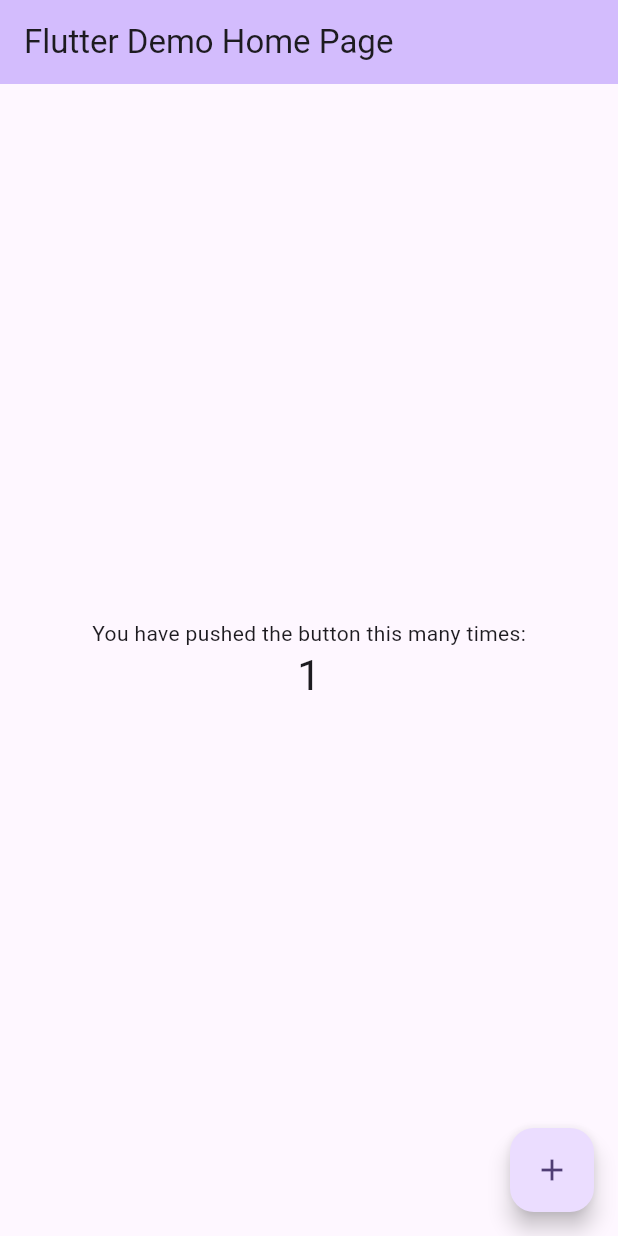
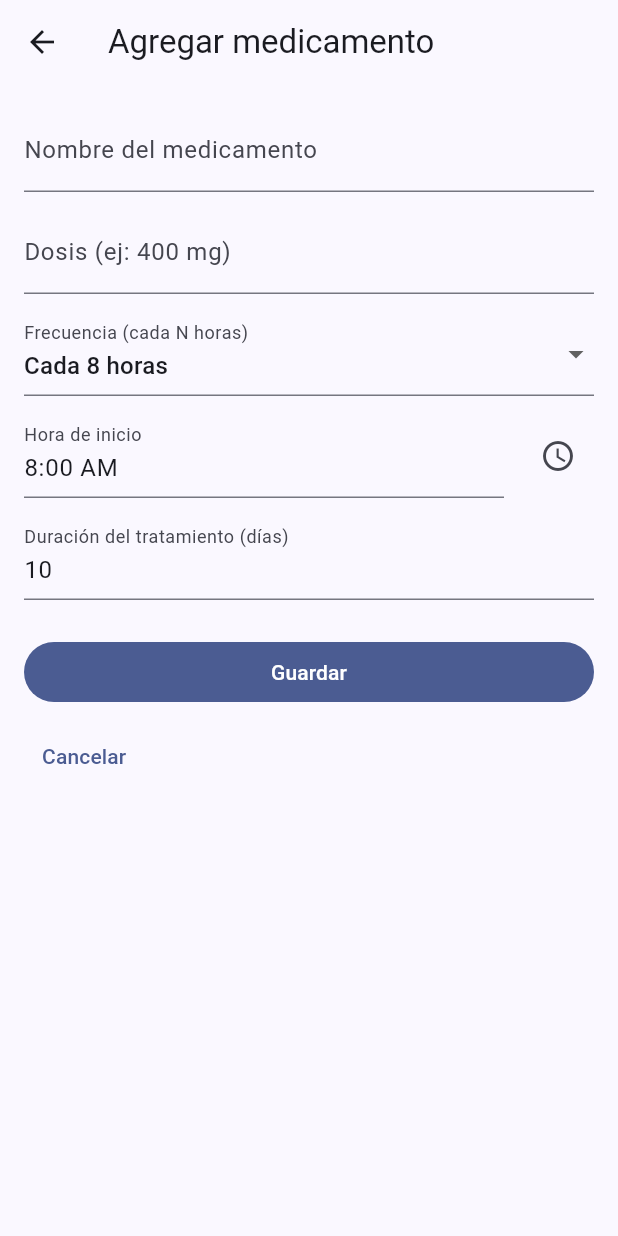
Before and after one commit to Josebaezx/miboti, a Flutter app: the screen it shows after launch, after a tap on the "add" icon, on a phone screen of 412 x 824 dp. Run offline on Flutter 3.47's test engine with Material 3 defaults, Android fonts, the light colour scheme and no system bars.

Commit message:
feat: pantalla menu, historial, config  y registro

```diff
--- a/lib/main.dart
+++ b/lib/main.dart
@@ -1,123 +1,40 @@
 import 'package:flutter/material.dart';
+import 'package:mi_boti/models/med_model.dart';
+import 'package:mi_boti/pages/add_med_page.dart';
+import 'package:mi_boti/pages/history_page.dart';
+import 'package:mi_boti/pages/home_page.dart';
+import 'package:mi_boti/pages/settings_page.dart';
 
 void main() {
-  runApp(const MyApp());
+  runApp(const MiBotiquinApp());
 }
 
-class MyApp extends StatelessWidget {
-  const MyApp({super.key});
+class MiBotiquinApp extends StatefulWidget {
+  const MiBotiquinApp({super.key});
 
-  // This widget is the root of your application.
+  @override
+  State<MiBotiquinApp> createState() => _MiBotiquinAppState();
+}
+
+class _MiBotiquinAppState extends State<MiBotiquinApp> {
+  final MedRepository repo = MedRepository(seed: true);
+
   @override
   Widget build(BuildContext context) {
     return MaterialApp(
-      title: 'Flutter Demo',
+      title: 'MiBotiquín',
       debugShowCheckedModeBanner: false,
       theme: ThemeData(
-        // This is the theme of your application.
-        //
-        // TRY THIS: Try running your application with "flutter run". You'll see
-        // the application has a purple toolbar. Then, without quitting the app,
-        // try changing the seedColor in the colorScheme below to Colors.green
-        // and then invoke "hot reload" (save your changes or press the "hot
-        // reload" button in a Flutter-supported IDE, or press "r" if you used
-        // the command line to start the app).
-        //
-        // Notice that the counter didn't reset back to zero; the application
-        // state is not lost during the reload. To reset the state, use hot
-        // restart instead.
-        //
-        // This works for code too, not just values: Most code changes can be
-        // tested with just a hot reload.
-        colorScheme: ColorScheme.fromSeed(seedColor: Colors.deepPurple),
+        colorScheme: ColorScheme.fromSeed(seedColor: const Color(0xFF2563EB)),
+        useMaterial3: true,
+        fontFamily: 'Roboto',
       ),
-      home: const MyHomePage(title: 'Flutter Demo Home Page'),
+      routes: {
+        '/': (_) => HomePage(repo: repo),
+        AddMedPage.route: (_) => AddMedPage(repo: repo),
+        HistoryPage.route: (_) => HistoryPage(repo: repo),
+        SettingsPage.route: (_) => SettingsPage(repo: repo),
+      },
     );
   }
 }
-
-class MyHomePage extends StatefulWidget {
-  const MyHomePage({super.key, required this.title});
-
-  // This widget is the home page of your application. It is stateful, meaning
-  // that it has a State object (defined below) that contains fields that affect
-  // how it looks.
-
-  // This class is the configuration for the state. It holds the values (in this
-  // case the title) provided by the parent (in this case the App widget) and
-  // used by the build method of the State. Fields in a Widget subclass are
-  // always marked "final".
-
-  final String title;
-
-  @override
-  State<MyHomePage> createState() => _MyHomePageState();
-}
-
-class _MyHomePageState extends State<MyHomePage> {
-  int _counter = 0;
-
-  void _incrementCounter() {
-    setState(() {
-      // This call to setState tells the Flutter framework that something has
-      // changed in this State, which causes it to rerun the build method below
-      // so that the display can reflect the updated values. If we changed
-      // _counter without calling setState(), then the build method would not be
-      // called again, and so nothing would appear to happen.
-      _counter++;
-    });
-  }
-
-  @override
-  Widget build(BuildContext context) {
-    // This method is rerun every time setState is called, for instance as done
-    // by the _incrementCounter method above.
-    //
-    // The Flutter framework has been optimized to make rerunning build methods
-    // fast, so that you can just rebuild anything that needs updating rather
-    // than having to individually change instances of widgets.
-    return Scaffold(
-      appBar: AppBar(
-        // TRY THIS: Try changing the color here to a specific color (to
-        // Colors.amber, perhaps?) and trigger a hot reload to see the AppBar
-        // change color while the other colors stay the same.
-        backgroundColor: Theme.of(context).colorScheme.inversePrimary,
-        // Here we take the value from the MyHomePage object that was created by
-        // the App.build method, and use it to set our appbar title.
-        title: Text(widget.title),
-      ),
-      body: Center(
-        // Center is a layout widget. It takes a single child and positions it
-        // in the middle of the parent.
-        child: Column(
-          // Column is also a layout widget. It takes a list of children and
-          // arranges them vertically. By default, it sizes itself to fit its
-          // children horizontally, and tries to be as tall as its parent.
-          //
-          // Column has various properties to control how it sizes itself and
-          // how it positions its children. Here we use mainAxisAlignment to
-          // center the children vertically; the main axis here is the vertical
-          // axis because Columns are vertical (the cross axis would be
-          // horizontal).
-          //
-          // TRY THIS: Invoke "debug painting" (choose the "Toggle Debug Paint"
-          // action in the IDE, or press "p" in the console), to see the
-          // wireframe for each widget.
-          mainAxisAlignment: MainAxisAlignment.center,
-          children: <Widget>[
-            const Text('You have pushed the button this many times:'),
-            Text(
-              '$_counter',
-              style: Theme.of(context).textTheme.headlineMedium,
-            ),
-          ],
-        ),
-      ),
-      floatingActionButton: FloatingActionButton(
-        onPressed: _incrementCounter,
-        tooltip: 'Increment',
-        child: const Icon(Icons.add),
-      ), // This trailing comma makes auto-formatting nicer for build methods.
-    );
-  }
-}
--- /dev/null
+++ b/lib/models/med_model.dart
@@ -0,0 +1,94 @@
+import 'package:flutter/material.dart';
+
+class Medication {
+  Medication({
+    required this.name,
+    required this.dose,
+    required this.strength,
+    required this.timeOfDay,
+    this.color,
+  });
+
+  final String name; // e.g., Ibuprofeno
+  final String dose; // e.g., 400 mg
+  final String strength; // e.g., "20 mg" (small subtitle) or frequency info
+  final TimeOfDay timeOfDay;
+  final Color? color;
+}
+
+class HistoryEntry {
+  HistoryEntry({
+    required this.dateTime,
+    required this.medName,
+    required this.taken,
+  });
+
+  final DateTime dateTime;
+  final String medName;
+  final bool taken;
+}
+
+class MedRepository extends ChangeNotifier {
+  MedRepository({bool seed = false}) {
+    if (seed) {
+      _seed();
+    }
+  }
+
+  final List<Medication> _meds = [];
+  final List<HistoryEntry> _history = [];
+
+  List<Medication> get meds => List.unmodifiable(_meds);
+  List<HistoryEntry> get history => List.unmodifiable(_history);
+
+  void addMedication(Medication med, {int days = 10}) {
+    _meds.add(med);
+    // create initial history entries for demo (one per upcoming day at med.timeOfDay)
+    final now = DateTime.now();
+    for (int i = -3; i < 4; i++) {
+      final date = now.add(Duration(days: i));
+      final dt = DateTime(date.year, date.month, date.day, med.timeOfDay.hour, med.timeOfDay.minute);
+      _history.add(HistoryEntry(dateTime: dt, medName: med.name, taken: i.isEven));
+    }
+    notifyListeners();
+  }
+
+  void markHistory(HistoryEntry entry, bool taken) {
+    final idx = _history.indexOf(entry);
+    if (idx != -1) {
+      _history[idx] = HistoryEntry(dateTime: entry.dateTime, medName: entry.medName, taken: taken);
+      notifyListeners();
+    }
+  }
+
+  void _seed() {
+    addMedication(Medication(
+      name: 'Ibuprofeno',
+      dose: '400 mg',
+      strength: '',
+      timeOfDay: const TimeOfDay(hour: 8, minute: 0),
+      color: const Color(0xFFEF4444),
+    ));
+    addMedication(Medication(
+      name: 'Amoxicilina',
+      dose: '20 mg',
+      strength: '',
+      timeOfDay: const TimeOfDay(hour: 13, minute: 0),
+      color: const Color(0xFF10B981),
+    ));
+    addMedication(Medication(
+      name: 'Omeprazol',
+      dose: '20 mg',
+      strength: '',
+      timeOfDay: const TimeOfDay(hour: 21, minute: 0),
+      color: const Color(0xFFF59E0B),
+    ));
+    addMedication(Medication(
+      name: 'Metformina',
+      dose: '600 mg',
+      strength: '',
+      timeOfDay: const TimeOfDay(hour: 22, minute: 0),
+      color: const Color(0xFF3B82F6),
+    ));
+  }
+}
--- /dev/null
+++ b/lib/pages/add_med_page.dart
@@ -0,0 +1,121 @@
+import 'package:flutter/material.dart';
+import 'package:mi_boti/models/med_model.dart';
+
+class AddMedPage extends StatefulWidget {
+  static const route = '/add';
+  const AddMedPage({super.key, required this.repo});
+  final MedRepository repo;
+
+  @override
+  State<AddMedPage> createState() => _AddMedPageState();
+}
+
+class _AddMedPageState extends State<AddMedPage> {
+  final _form = GlobalKey<FormState>();
+  final _nameCtrl = TextEditingController();
+  final _doseCtrl = TextEditingController();
+  final _durationCtrl = TextEditingController(text: '10');
+  TimeOfDay _time = const TimeOfDay(hour: 8, minute: 0);
+  int _everyHours = 8;
+
+  @override
+  void dispose() {
+    _nameCtrl.dispose();
+    _doseCtrl.dispose();
+    _durationCtrl.dispose();
+    super.dispose();
+  }
+
+  Future<void> _pickTime() async {
+    final picked = await showTimePicker(context: context, initialTime: _time);
+    if (picked != null) setState(() => _time = picked);
+  }
+
+  String _formatTime(TimeOfDay t) {
+    final h = t.hourOfPeriod == 0 ? 12 : t.hourOfPeriod;
+    final m = t.minute.toString().padLeft(2, '0');
+    final suffix = t.period == DayPeriod.am ? 'AM' : 'PM';
+    return '$h:$m $suffix';
+  }
+
+  void _save() {
+    if (_form.currentState?.validate() != true) return;
+    widget.repo.addMedication(Medication(
+      name: _nameCtrl.text.trim(),
+      dose: '${_doseCtrl.text.trim()}',
+      strength: 'Cada $_everyHours horas',
+      timeOfDay: _time,
+    ), days: int.tryParse(_durationCtrl.text) ?? 10);
+    if (mounted) Navigator.pop(context);
+  }
+
+  @override
+  Widget build(BuildContext context) {
+    return Scaffold(
+      appBar: AppBar(title: const Text('Agregar medicamento')),
+      body: SingleChildScrollView(
+        padding: const EdgeInsets.all(16),
+        child: Form(
+          key: _form,
+          child: Column(
+            crossAxisAlignment: CrossAxisAlignment.start,
+            children: [
+              TextFormField(
+                controller: _nameCtrl,
+                decoration: const InputDecoration(labelText: 'Nombre del medicamento'),
+                validator: (v) => v == null || v.trim().isEmpty ? 'Requerido' : null,
+              ),
+              const SizedBox(height: 12),
+              TextFormField(
+                controller: _doseCtrl,
+                decoration: const InputDecoration(labelText: 'Dosis (ej: 400 mg)'),
+                validator: (v) => v == null || v.trim().isEmpty ? 'Requerido' : null,
+              ),
+              const SizedBox(height: 12),
+              DropdownButtonFormField<int>(
+                value: _everyHours,
+                decoration: const InputDecoration(labelText: 'Frecuencia (cada N horas)'),
+                items: const [4, 6, 8, 12].map((n) => DropdownMenuItem(value: n, child: Text('Cada $n horas'))).toList(),
+                onChanged: (v) => setState(() => _everyHours = v ?? 8),
+              ),
+              const SizedBox(height: 12),
+              Row(
+                children: [
+                  Expanded(
+                    child: TextFormField(
+                      controller: TextEditingController(text: _formatTime(_time)),
+                      readOnly: true,
+                      decoration: const InputDecoration(labelText: 'Hora de inicio'),
+                      onTap: _pickTime,
+                    ),
+                  ),
+                  const SizedBox(width: 12),
+                  IconButton(onPressed: _pickTime, icon: const Icon(Icons.access_time)),
+                ],
+              ),
+              const SizedBox(height: 12),
+              TextFormField(
+                controller: _durationCtrl,
+                keyboardType: TextInputType.number,
+                decoration: const InputDecoration(labelText: 'Duración del tratamiento (días)'),
+              ),
+              const SizedBox(height: 24),
+              Row(
+                children: [
+                  Expanded(
+                    child: FilledButton(
+                      onPressed: _save,
+                      child: const Text('Guardar'),
+                    ),
+                  ),
+                ],
+              ),
+              const SizedBox(height: 8),
+              TextButton(onPressed: () => Navigator.pop(context), child: const Text('Cancelar')),
+            ],
+          ),
+        ),
+      ),
+    );
+  }
+}
--- /dev/null
+++ b/lib/pages/home_page.dart
@@ -0,0 +1,88 @@
+import 'package:flutter/material.dart';
+import 'package:mi_boti/models/med_model.dart';
+import 'package:mi_boti/pages/add_med_page.dart';
+import 'package:mi_boti/pages/history_page.dart';
+import 'package:mi_boti/pages/settings_page.dart';
+import 'package:mi_boti/widgets/medication_tile.dart';
+
+class HomePage extends StatefulWidget {
+  const HomePage({super.key, required this.repo});
+  final MedRepository repo;
+
+  @override
+  State<HomePage> createState() => _HomePageState();
+}
+
+class _HomePageState extends State<HomePage> {
+  @override
+  void initState() {
+    super.initState();
+    widget.repo.addListener(_onRepo);
+  }
+
+  @override
+  void dispose() {
+    widget.repo.removeListener(_onRepo);
+    super.dispose();
+  }
+
+  void _onRepo() => setState(() {});
+
+  @override
+  Widget build(BuildContext context) {
+    return Scaffold(
+      appBar: AppBar(
+        centerTitle: true,
+        title: Column(
+          children: [
+            const Text('MIBOTIQUIN', style: TextStyle(letterSpacing: 1.1, fontWeight: FontWeight.bold)),
+            Text('Recordatorio de medicamentos', style: Theme.of(context).textTheme.bodySmall),
+          ],
+        ),
+        leading: IconButton(
+          onPressed: () => Navigator.pushNamed(context, SettingsPage.route),
+          icon: const Icon(Icons.settings),
+        ),
+        actions: [
+          IconButton(
+            onPressed: () => Navigator.pushNamed(context, HistoryPage.route),
+            icon: const Icon(Icons.history),
+          ),
+        ],
+      ),
+      body: Padding(
+        padding: const EdgeInsets.all(16.0),
+        child: Column(
+          crossAxisAlignment: CrossAxisAlignment.start,
+          children: [
+            Text('Hoy', style: Theme.of(context).textTheme.titleMedium),
+            const SizedBox(height: 10),
+            Expanded(
+              child: ListView.separated(
+                itemCount: widget.repo.meds.length,
+                separatorBuilder: (_, __) => const SizedBox(height: 10),
+                itemBuilder: (_, i) => MedicationTile(med: widget.repo.meds[i]),
+              ),
+            ),
+          ],
+        ),
+      ),
+      floatingActionButton: Column(
+        mainAxisSize: MainAxisSize.min,
+        children: [
+          FloatingActionButton.small(
+            heroTag: 'history',
+            onPressed: () => Navigator.pushNamed(context, HistoryPage.route),
+            child: const Icon(Icons.history),
+          ),
+          const SizedBox(height: 10),
+          FloatingActionButton(
+            heroTag: 'add',
+            onPressed: () => Navigator.pushNamed(context, AddMedPage.route),
+            child: const Icon(Icons.add),
+          ),
+        ],
+      ),
+    );
+  }
+}
--- /dev/null
+++ b/lib/widgets/medication_tile.dart
@@ -0,0 +1,45 @@
+import 'package:flutter/material.dart';
+import 'package:mi_boti/models/med_model.dart';
+
+class MedicationTile extends StatelessWidget {
+  const MedicationTile({super.key, required this.med});
+
+  final Medication med;
+
+  String _formatTime(TimeOfDay t) {
+    final h = t.hourOfPeriod == 0 ? 12 : t.hourOfPeriod;
+    final m = t.minute.toString().padLeft(2, '0');
+    final suffix = t.period == DayPeriod.am ? 'AM' : 'PM';
+    return '$h:$m $suffix';
+  }
+
+  @override
+  Widget build(BuildContext context) {
+    final color = med.color ?? Theme.of(context).colorScheme.primary;
+    return Container(
+      decoration: BoxDecoration(
+        color: Theme.of(context).colorScheme.surface,
+        borderRadius: BorderRadius.circular(16),
+        border: Border.all(color: Theme.of(context).dividerColor),
+      ),
+      padding: const EdgeInsets.symmetric(horizontal: 14, vertical: 12),
+      child: Row(
+        children: [
+          CircleAvatar(radius: 8, backgroundColor: color),
+          const SizedBox(width: 10),
+          Expanded(
+            child: Column(
+              crossAxisAlignment: CrossAxisAlignment.start,
+              children: [
+                Text(med.name, style: const TextStyle(fontSize: 16, fontWeight: FontWeight.w600)),
+                if (med.dose.isNotEmpty)
+                  Text(med.dose, style: TextStyle(color: Theme.of(context).textTheme.bodySmall?.color)),
+              ],
+            ),
+          ),
+          Text(_formatTime(med.timeOfDay), style: const TextStyle(fontWeight: FontWeight.w600)),
+        ],
+      ),
+    );
+  }
+}
```
Also changed, not shown: lib/pages/history_page.dart (added, +69 -0 lines), lib/pages/settings_page.dart (added, +72 -0 lines), 1 other file.
